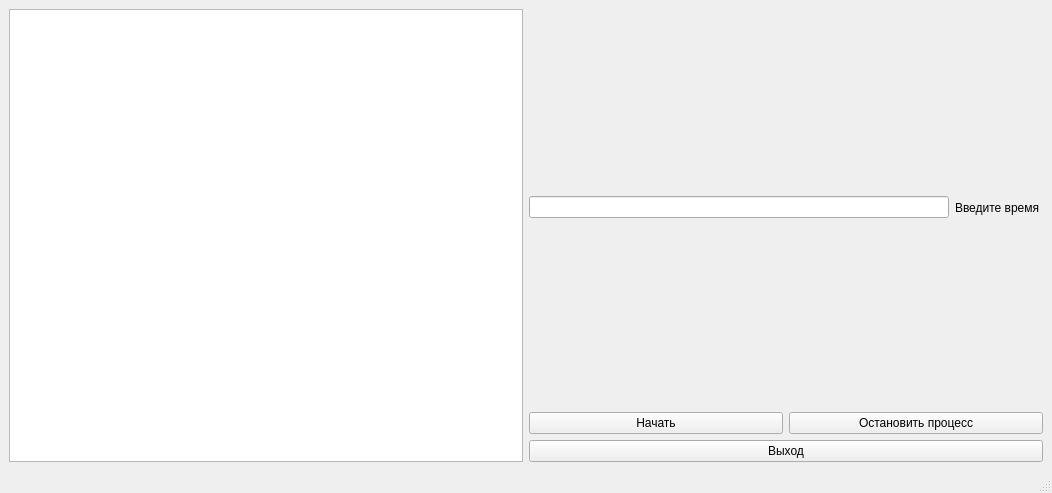
Before: the Qt Designer form UrlChecker/mainwindow.ui in pvshebarshin/AVsoftware, drawn with Qt 5.
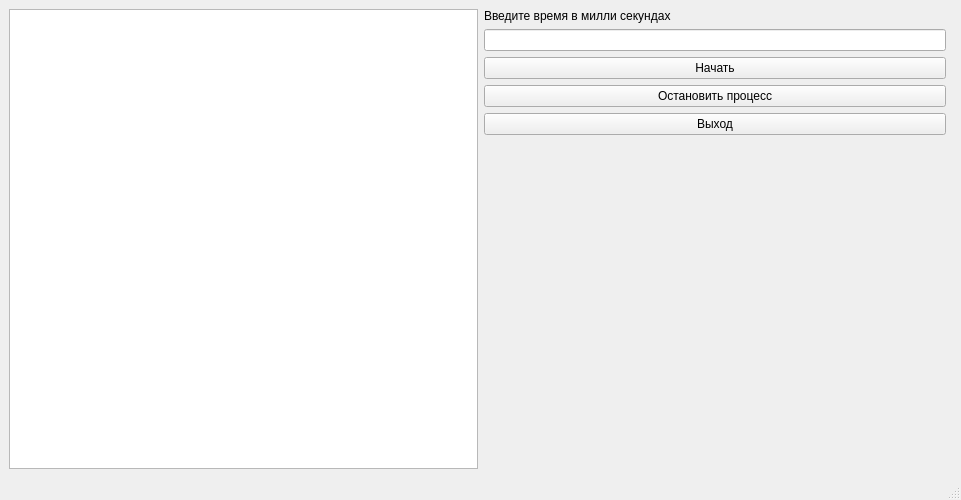
After: the same form once the commit is applied.

What changed in the file:
```diff
--- a/UrlChecker/mainwindow.ui
+++ b/UrlChecker/mainwindow.ui
@@ -6,66 +6,66 @@
    <rect>
     <x>0</x>
     <y>0</y>
-    <width>1052</width>
-    <height>493</height>
+    <width>961</width>
+    <height>500</height>
    </rect>
   </property>
   <property name="windowTitle">
    <string>MainWindow</string>
   </property>
   <widget class="QWidget" name="centralwidget">
-   <layout class="QGridLayout" name="gridLayout">
+   <layout class="QGridLayout" name="gridLayout_2">
     <item row="0" column="0">
-     <layout class="QHBoxLayout" name="horizontalLayout_3">
-      <item>
        <widget class="QTableWidget" name="table"/>
       </item>
-      <item>
-       <layout class="QVBoxLayout" name="verticalLayout_2">
-        <item>
-         <layout class="QVBoxLayout" name="verticalLayout">
-          <item>
-           <layout class="QHBoxLayout" name="horizontalLayout">
-            <item>
-             <widget class="QLineEdit" name="time"/>
-            </item>
-            <item>
+    <item row="0" column="1">
+     <layout class="QGridLayout" name="gridLayout">
+      <property name="sizeConstraint">
+       <enum>QLayout::SetFixedSize</enum>
+      </property>
+      <item row="0" column="0" colspan="2">
              <widget class="QLabel" name="label">
               <property name="text">
-               <string>Введите время </string>
+         <string>Введите время в милли секундах</string>
               </property>
              </widget>
             </item>
-           </layout>
-          </item>
-          <item>
-           <layout class="QHBoxLayout" name="horizontalLayout_2">
-            <item>
+      <item row="1" column="0">
+       <widget class="QLineEdit" name="time"/>
+      </item>
+      <item row="2" column="0">
              <widget class="QPushButton" name="beginButton">
               <property name="text">
                <string>Начать</string>
               </property>
              </widget>
             </item>
-            <item>
+      <item row="3" column="0">
              <widget class="QPushButton" name="exitButton">
               <property name="text">
                <string>Остановить процесс</string>
               </property>
              </widget>
             </item>
-           </layout>
-          </item>
-         </layout>
-        </item>
-        <item>
+      <item row="4" column="0">
          <widget class="QPushButton" name="redButton">
           <property name="text">
            <string>Выход</string>
           </property>
          </widget>
         </item>
-       </layout>
+      <item row="5" column="0">
+       <spacer name="verticalSpacer">
+        <property name="orientation">
+         <enum>Qt::Vertical</enum>
+        </property>
+        <property name="sizeHint" stdset="0">
+         <size>
+          <width>20</width>
+          <height>40</height>
+         </size>
+        </property>
+       </spacer>
       </item>
      </layout>
     </item>
```
Left out of the diff: 2 changed lines with no effect on the pictures. Lines whose indentation alone changed are shown as unchanged.
